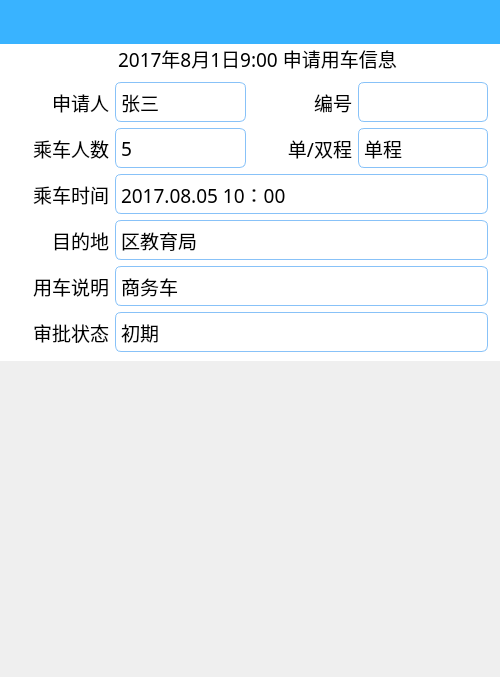
This is pages/CarPage.ui in wps139hf/app as Qt 5 draws it before an edit. The edited form follows.
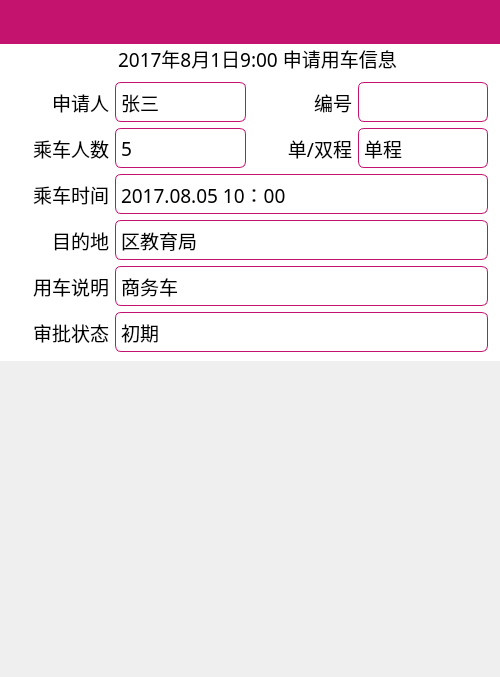
This is the edited form. Custom widgets are drawn as their Qt base class.

```diff
--- a/pages/CarPage.ui
+++ b/pages/CarPage.ui
@@ -44,7 +44,7 @@
       </size>
      </property>
      <property name="styleSheet">
-      <string notr="true">background-color: rgb(57, 179, 255);</string>
+      <string notr="true">background-color: rgb(196, 19, 111);</string>
      </property>
     </widget>
    </item>
@@ -225,7 +225,7 @@
         </property>
         <property name="styleSheet">
          <string notr="true">QLabel{
-	border:1px solid rgb(136, 194, 248);
+	border:1px solid rgb(196, 19, 111);
 	border-radius: 6px;
 	background-color: rgb(255,255,255);
 }</string>
@@ -381,7 +381,7 @@
         </property>
         <property name="styleSheet">
          <string notr="true">QLabel{
-	border:1px solid rgb(136, 194, 248);
+	border:1px solid rgb(196, 19, 111);
 	border-radius: 6px;
 	background-color: rgb(255,255,255);
 }</string>
@@ -531,7 +531,7 @@
         </property>
         <property name="styleSheet">
          <string notr="true">QLabel{
-	border:1px solid rgb(136, 194, 248);
+	border:1px solid rgb(196, 19, 111);
 	border-radius: 6px;
 	background-color: rgb(255,255,255);
 }</string>
@@ -590,7 +590,7 @@
         </property>
         <property name="styleSheet">
          <string notr="true">QLabel{
-	border:1px solid rgb(136, 194, 248);
+	border:1px solid rgb(196, 19, 111);
 	border-radius: 6px;
 	background-color: rgb(255,255,255);
 }</string>
@@ -739,7 +739,7 @@
         </property>
         <property name="styleSheet">
          <string notr="true">QLabel{
-	border:1px solid rgb(136, 194, 248);
+	border:1px solid rgb(196, 19, 111);
 	border-radius: 6px;
 	background-color: rgb(255,255,255);
 }</string>
@@ -768,7 +768,7 @@
         </property>
         <property name="styleSheet">
          <string notr="true">QLabel{
-	border:1px solid rgb(136, 194, 248);
+	border:1px solid rgb(196, 19, 111);
 	border-radius: 6px;
 	background-color: rgb(255,255,255);
 }</string>
@@ -797,7 +797,7 @@
         </property>
         <property name="styleSheet">
          <string notr="true">QLabel{
-	border:1px solid rgb(136, 194, 248);
+	border:1px solid rgb(196, 19, 111);
 	border-radius: 6px;
 	background-color: rgb(255,255,255);
 }</string>
@@ -826,7 +826,7 @@
         </property>
         <property name="styleSheet">
          <string notr="true">QLabel{
-	border:1px solid rgb(136, 194, 248);
+	border:1px solid rgb(196, 19, 111);
 	border-radius: 6px;
 	background-color: rgb(255,255,255);
 }</string>
```
